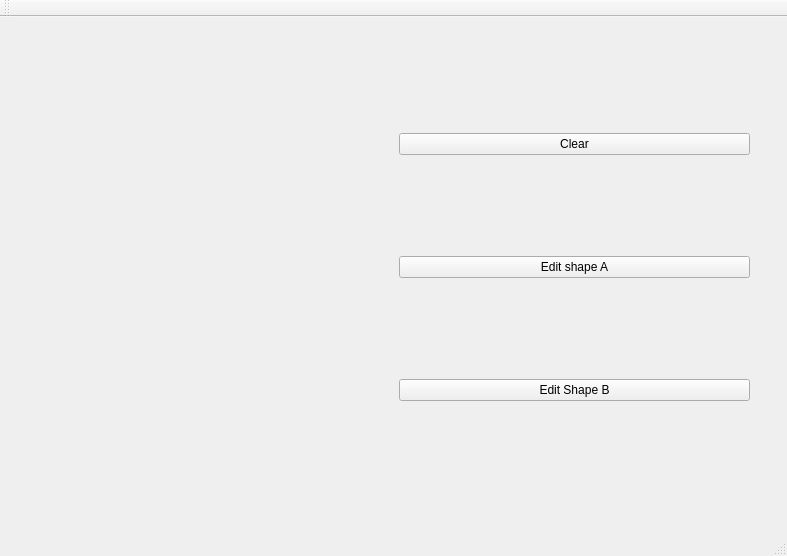
The window that gui/asml/mainwindow.ui (MathisHammel/AsmlHackathon) describes before a commit, drawn with Qt 5.
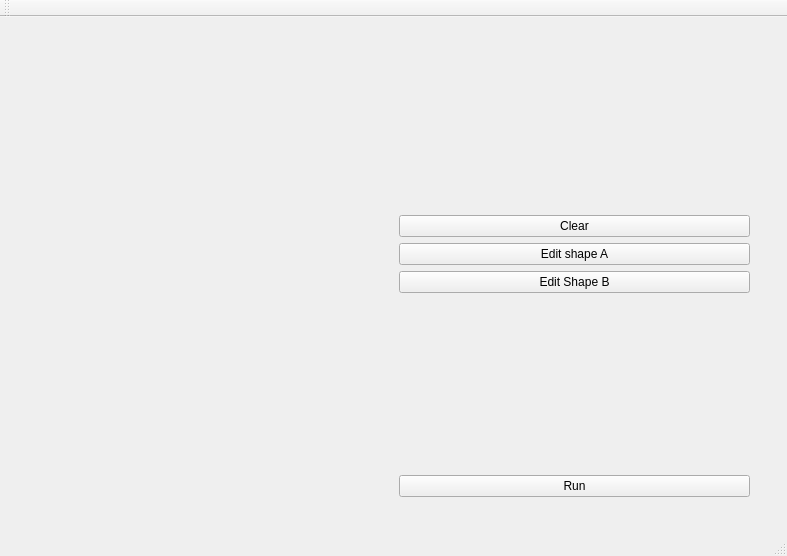
The same window after the commit. Custom widgets are drawn as their Qt base class.

```diff
--- a/gui/asml/mainwindow.ui
+++ b/gui/asml/mainwindow.ui
@@ -29,27 +29,60 @@
      </item>
      <item>
       <layout class="QGridLayout" name="gridLayout">
-       <item row="2" column="0">
+       <item row="3" column="0">
         <widget class="QPushButton" name="editBbutton">
          <property name="text">
           <string>Edit Shape B</string>
          </property>
         </widget>
        </item>
-       <item row="0" column="0">
-        <widget class="QPushButton" name="clearButton">
-         <property name="text">
-          <string>Clear</string>
-         </property>
-        </widget>
-       </item>
-       <item row="1" column="0">
+       <item row="2" column="0">
         <widget class="QPushButton" name="editAbutton">
          <property name="text">
           <string>Edit shape A</string>
          </property>
         </widget>
        </item>
+       <item row="1" column="0">
+        <widget class="QPushButton" name="clearButton">
+         <property name="text">
+          <string>Clear</string>
+         </property>
+        </widget>
+       </item>
+       <item row="5" column="0">
+        <widget class="QPushButton" name="pushButton">
+         <property name="text">
+          <string>Run</string>
+         </property>
+        </widget>
+       </item>
+       <item row="4" column="0">
+        <spacer name="verticalSpacer">
+         <property name="orientation">
+          <enum>Qt::Vertical</enum>
+         </property>
+         <property name="sizeHint" stdset="0">
+          <size>
+           <width>20</width>
+           <height>40</height>
+          </size>
+         </property>
+        </spacer>
+       </item>
+       <item row="0" column="0">
+        <spacer name="verticalSpacer_2">
+         <property name="orientation">
+          <enum>Qt::Vertical</enum>
+         </property>
+         <property name="sizeHint" stdset="0">
+          <size>
+           <width>20</width>
+           <height>40</height>
+          </size>
+         </property>
+        </spacer>
+       </item>
       </layout>
      </item>
     </layout>
```
